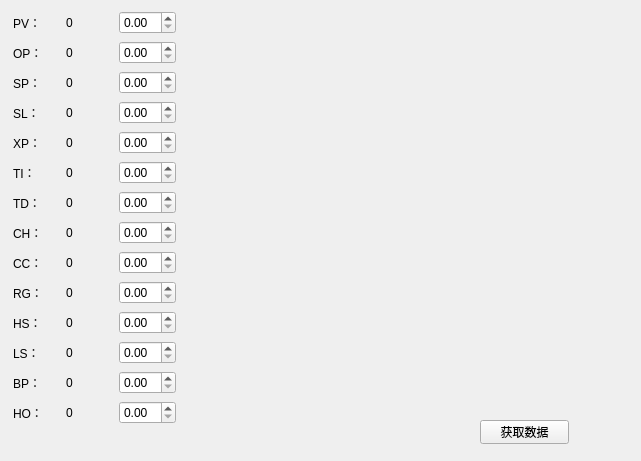
Aimiaomiao1314/temControl, file AL808_DRV/AL808/form.ui: the form before one commit.
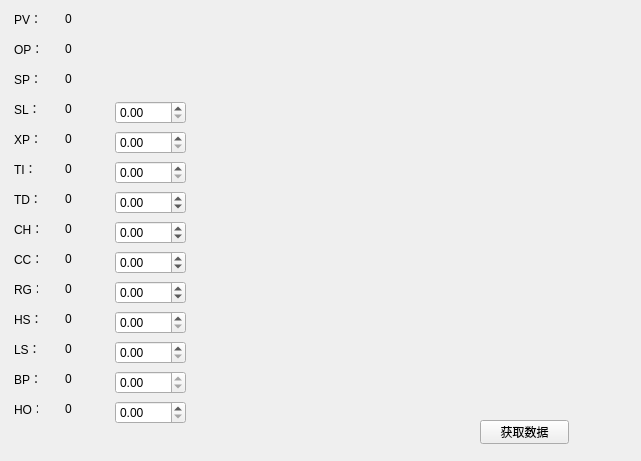
The form after the commit.

```diff
--- a/AL808_DRV/AL808/form.ui
+++ b/AL808_DRV/AL808/form.ui
@@ -26,25 +26,28 @@
     <string>获取数据</string>
    </property>
   </widget>
-  <widget class="QWidget" name="">
-   <property name="geometry">
-    <rect>
-     <x>13</x>
-     <y>10</y>
-     <width>163</width>
-     <height>429</height>
-    </rect>
-   </property>
-   <layout class="QGridLayout" name="gridLayout">
-    <item row="0" column="0">
      <widget class="QLabel" name="label_PV">
+   <property name="geometry">
+    <rect>
+     <x>14</x>
+     <y>11</y>
+     <width>24</width>
+     <height>16</height>
+    </rect>
+   </property>
       <property name="text">
        <string>PV：</string>
       </property>
      </widget>
-    </item>
-    <item row="0" column="1">
      <widget class="QLabel" name="label_PV_Value">
+   <property name="geometry">
+    <rect>
+     <x>65</x>
+     <y>11</y>
+     <width>40</width>
+     <height>16</height>
+    </rect>
+   </property>
       <property name="minimumSize">
        <size>
         <width>40</width>
@@ -55,19 +58,28 @@
        <string>0</string>
       </property>
      </widget>
-    </item>
-    <item row="0" column="2">
-     <widget class="QDoubleSpinBox" name="doubleSpinBox_PV"/>
-    </item>
-    <item row="1" column="0">
      <widget class="QLabel" name="label_OP">
+   <property name="geometry">
+    <rect>
+     <x>14</x>
+     <y>41</y>
+     <width>24</width>
+     <height>16</height>
+    </rect>
+   </property>
       <property name="text">
        <string>OP：</string>
       </property>
      </widget>
-    </item>
-    <item row="1" column="1">
      <widget class="QLabel" name="label_OP_Value">
+   <property name="geometry">
+    <rect>
+     <x>65</x>
+     <y>41</y>
+     <width>40</width>
+     <height>16</height>
+    </rect>
+   </property>
       <property name="minimumSize">
        <size>
         <width>40</width>
@@ -78,19 +90,28 @@
        <string>0</string>
       </property>
      </widget>
-    </item>
-    <item row="1" column="2">
-     <widget class="QDoubleSpinBox" name="doubleSpinBox_OP"/>
-    </item>
-    <item row="2" column="0">
      <widget class="QLabel" name="label_SP">
+   <property name="geometry">
+    <rect>
+     <x>14</x>
+     <y>71</y>
+     <width>24</width>
+     <height>16</height>
+    </rect>
+   </property>
       <property name="text">
        <string>SP：</string>
       </property>
      </widget>
-    </item>
-    <item row="2" column="1">
      <widget class="QLabel" name="label_SP_Value">
+   <property name="geometry">
+    <rect>
+     <x>65</x>
+     <y>71</y>
+     <width>40</width>
+     <height>16</height>
+    </rect>
+   </property>
       <property name="minimumSize">
        <size>
         <width>40</width>
@@ -101,19 +122,28 @@
        <string>0</string>
       </property>
      </widget>
-    </item>
-    <item row="2" column="2">
-     <widget class="QDoubleSpinBox" name="doubleSpinBox_SP"/>
-    </item>
-    <item row="3" column="0">
      <widget class="QLabel" name="label_SL">
+   <property name="geometry">
+    <rect>
+     <x>14</x>
+     <y>101</y>
+     <width>24</width>
+     <height>16</height>
+    </rect>
+   </property>
       <property name="text">
        <string>SL：</string>
       </property>
      </widget>
-    </item>
-    <item row="3" column="1">
      <widget class="QLabel" name="label_SL_Value">
+   <property name="geometry">
+    <rect>
+     <x>65</x>
+     <y>101</y>
+     <width>40</width>
+     <height>16</height>
+    </rect>
+   </property>
       <property name="minimumSize">
        <size>
         <width>40</width>
@@ -124,19 +154,60 @@
        <string>0</string>
       </property>
      </widget>
-    </item>
-    <item row="3" column="2">
-     <widget class="QDoubleSpinBox" name="doubleSpinBox_SL"/>
-    </item>
-    <item row="4" column="0">
      <widget class="QLabel" name="label_XP">
+   <property name="geometry">
+    <rect>
+     <x>14</x>
+     <y>131</y>
+     <width>24</width>
+     <height>16</height>
+    </rect>
+   </property>
       <property name="text">
        <string>XP：</string>
       </property>
      </widget>
-    </item>
-    <item row="4" column="1">
+  <widget class="QDoubleSpinBox" name="doubleSpinBox_SL">
+   <property name="geometry">
+    <rect>
+     <x>115</x>
+     <y>101</y>
+     <width>71</width>
+     <height>23</height>
+    </rect>
+   </property>
+   <property name="minimum">
+    <double>0.000000000000000</double>
+   </property>
+   <property name="maximum">
+    <double>999.000000000000000</double>
+   </property>
+  </widget>
+  <widget class="QDoubleSpinBox" name="doubleSpinBox_XP">
+   <property name="geometry">
+    <rect>
+     <x>115</x>
+     <y>131</y>
+     <width>71</width>
+     <height>23</height>
+    </rect>
+   </property>
+   <property name="minimum">
+    <double>0.000000000000000</double>
+   </property>
+   <property name="maximum">
+    <double>999.000000000000000</double>
+   </property>
+  </widget>
      <widget class="QLabel" name="label_XP_Value">
+   <property name="geometry">
+    <rect>
+     <x>65</x>
+     <y>131</y>
+     <width>40</width>
+     <height>16</height>
+    </rect>
+   </property>
       <property name="minimumSize">
        <size>
         <width>40</width>
@@ -147,42 +218,76 @@
        <string>0</string>
       </property>
      </widget>
-    </item>
-    <item row="4" column="2">
-     <widget class="QDoubleSpinBox" name="doubleSpinBox_XP"/>
-    </item>
-    <item row="5" column="0">
+  <widget class="QLabel" name="label_TI_Value">
+   <property name="geometry">
+    <rect>
+     <x>65</x>
+     <y>161</y>
+     <width>40</width>
+     <height>16</height>
+    </rect>
+   </property>
+   <property name="minimumSize">
+    <size>
+     <width>40</width>
+     <height>0</height>
+    </size>
+   </property>
+   <property name="text">
+    <string>0</string>
+   </property>
+  </widget>
+  <widget class="QDoubleSpinBox" name="doubleSpinBox_TI">
+   <property name="geometry">
+    <rect>
+     <x>115</x>
+     <y>161</y>
+     <width>71</width>
+     <height>23</height>
+    </rect>
+   </property>
+   <property name="minimum">
+    <double>0.000000000000000</double>
+   </property>
+   <property name="maximum">
+    <double>2000.000000000000000</double>
+   </property>
+  </widget>
      <widget class="QLabel" name="label_TI">
+   <property name="geometry">
+    <rect>
+     <x>14</x>
+     <y>161</y>
+     <width>24</width>
+     <height>16</height>
+    </rect>
+   </property>
       <property name="text">
        <string>TI：</string>
       </property>
      </widget>
-    </item>
-    <item row="5" column="1">
-     <widget class="QLabel" name="label_TI_Value">
-      <property name="minimumSize">
-       <size>
-        <width>40</width>
-        <height>0</height>
-       </size>
-      </property>
-      <property name="text">
-       <string>0</string>
-      </property>
-     </widget>
-    </item>
-    <item row="5" column="2">
-     <widget class="QDoubleSpinBox" name="doubleSpinBox_TI"/>
-    </item>
-    <item row="6" column="0">
      <widget class="QLabel" name="label_TD">
+   <property name="geometry">
+    <rect>
+     <x>14</x>
+     <y>191</y>
+     <width>24</width>
+     <height>16</height>
+    </rect>
+   </property>
       <property name="text">
        <string>TD：</string>
       </property>
      </widget>
-    </item>
-    <item row="6" column="1">
      <widget class="QLabel" name="label_TD_Value">
+   <property name="geometry">
+    <rect>
+     <x>65</x>
+     <y>191</y>
+     <width>40</width>
+     <height>16</height>
+    </rect>
+   </property>
       <property name="minimumSize">
        <size>
         <width>40</width>
@@ -193,42 +298,108 @@
        <string>0</string>
       </property>
      </widget>
-    </item>
-    <item row="6" column="2">
-     <widget class="QDoubleSpinBox" name="doubleSpinBox_TD"/>
-    </item>
-    <item row="7" column="0">
+  <widget class="QDoubleSpinBox" name="doubleSpinBox_TD">
+   <property name="geometry">
+    <rect>
+     <x>115</x>
+     <y>191</y>
+     <width>71</width>
+     <height>23</height>
+    </rect>
+   </property>
+   <property name="minimum">
+    <double>-999.000000000000000</double>
+   </property>
+   <property name="maximum">
+    <double>1000.000000000000000</double>
+   </property>
+  </widget>
+  <widget class="QLabel" name="label_CH_Value">
+   <property name="geometry">
+    <rect>
+     <x>65</x>
+     <y>221</y>
+     <width>40</width>
+     <height>16</height>
+    </rect>
+   </property>
+   <property name="minimumSize">
+    <size>
+     <width>40</width>
+     <height>0</height>
+    </size>
+   </property>
+   <property name="text">
+    <string>0</string>
+   </property>
+  </widget>
      <widget class="QLabel" name="label_CH">
+   <property name="geometry">
+    <rect>
+     <x>14</x>
+     <y>221</y>
+     <width>24</width>
+     <height>16</height>
+    </rect>
+   </property>
       <property name="text">
        <string>CH：</string>
       </property>
      </widget>
-    </item>
-    <item row="7" column="1">
-     <widget class="QLabel" name="label_CH_Value">
-      <property name="minimumSize">
-       <size>
-        <width>40</width>
-        <height>0</height>
-       </size>
-      </property>
-      <property name="text">
-       <string>0</string>
-      </property>
-     </widget>
-    </item>
-    <item row="7" column="2">
-     <widget class="QDoubleSpinBox" name="doubleSpinBox_CH"/>
-    </item>
-    <item row="8" column="0">
+  <widget class="QDoubleSpinBox" name="doubleSpinBox_CH">
+   <property name="geometry">
+    <rect>
+     <x>115</x>
+     <y>221</y>
+     <width>71</width>
+     <height>23</height>
+    </rect>
+   </property>
+   <property name="minimum">
+    <double>-999.000000000000000</double>
+   </property>
+   <property name="maximum">
+    <double>240.000000000000000</double>
+   </property>
+  </widget>
      <widget class="QLabel" name="label_CC">
+   <property name="geometry">
+    <rect>
+     <x>14</x>
+     <y>251</y>
+     <width>24</width>
+     <height>16</height>
+    </rect>
+   </property>
       <property name="text">
        <string>CC：</string>
       </property>
      </widget>
-    </item>
-    <item row="8" column="1">
+  <widget class="QDoubleSpinBox" name="doubleSpinBox_CC">
+   <property name="geometry">
+    <rect>
+     <x>115</x>
+     <y>251</y>
+     <width>71</width>
+     <height>23</height>
+    </rect>
+   </property>
+   <property name="minimum">
+    <double>-999.000000000000000</double>
+   </property>
+   <property name="maximum">
+    <double>1000.000000000000000</double>
+   </property>
+  </widget>
      <widget class="QLabel" name="label_CC_Value">
+   <property name="geometry">
+    <rect>
+     <x>65</x>
+     <y>251</y>
+     <width>40</width>
+     <height>16</height>
+    </rect>
+   </property>
       <property name="minimumSize">
        <size>
         <width>40</width>
@@ -239,42 +410,76 @@
        <string>0</string>
       </property>
      </widget>
-    </item>
-    <item row="8" column="2">
-     <widget class="QDoubleSpinBox" name="doubleSpinBox_CC"/>
-    </item>
-    <item row="9" column="0">
+  <widget class="QLabel" name="label_RG_Value">
+   <property name="geometry">
+    <rect>
+     <x>65</x>
+     <y>281</y>
+     <width>40</width>
+     <height>16</height>
+    </rect>
+   </property>
+   <property name="minimumSize">
+    <size>
+     <width>40</width>
+     <height>0</height>
+    </size>
+   </property>
+   <property name="text">
+    <string>0</string>
+   </property>
+  </widget>
      <widget class="QLabel" name="label_RG">
+   <property name="geometry">
+    <rect>
+     <x>14</x>
+     <y>281</y>
+     <width>24</width>
+     <height>16</height>
+    </rect>
+   </property>
       <property name="text">
        <string>RG：</string>
       </property>
      </widget>
-    </item>
-    <item row="9" column="1">
-     <widget class="QLabel" name="label_RG_Value">
-      <property name="minimumSize">
-       <size>
-        <width>40</width>
-        <height>0</height>
-       </size>
-      </property>
-      <property name="text">
-       <string>0</string>
-      </property>
-     </widget>
-    </item>
-    <item row="9" column="2">
-     <widget class="QDoubleSpinBox" name="doubleSpinBox_RG"/>
-    </item>
-    <item row="10" column="0">
      <widget class="QLabel" name="label_HS">
+   <property name="geometry">
+    <rect>
+     <x>14</x>
+     <y>311</y>
+     <width>24</width>
+     <height>16</height>
+    </rect>
+   </property>
       <property name="text">
        <string>HS：</string>
       </property>
      </widget>
-    </item>
-    <item row="10" column="1">
+  <widget class="QDoubleSpinBox" name="doubleSpinBox_RG">
+   <property name="geometry">
+    <rect>
+     <x>115</x>
+     <y>281</y>
+     <width>71</width>
+     <height>23</height>
+    </rect>
+   </property>
+   <property name="minimum">
+    <double>-999.000000000000000</double>
+   </property>
+   <property name="maximum">
+    <double>1000.000000000000000</double>
+   </property>
+  </widget>
      <widget class="QLabel" name="label_HS_Value">
+   <property name="geometry">
+    <rect>
+     <x>65</x>
+     <y>311</y>
+     <width>40</width>
+     <height>16</height>
+    </rect>
+   </property>
       <property name="minimumSize">
        <size>
         <width>40</width>
@@ -285,42 +490,108 @@
        <string>0</string>
       </property>
      </widget>
-    </item>
-    <item row="10" column="2">
-     <widget class="QDoubleSpinBox" name="doubleSpinBox_HS"/>
-    </item>
-    <item row="11" column="0">
+  <widget class="QDoubleSpinBox" name="doubleSpinBox_HS">
+   <property name="geometry">
+    <rect>
+     <x>115</x>
+     <y>311</y>
+     <width>71</width>
+     <height>23</height>
+    </rect>
+   </property>
+   <property name="minimum">
+    <double>0.000000000000000</double>
+   </property>
+   <property name="maximum">
+    <double>499.000000000000000</double>
+   </property>
+  </widget>
+  <widget class="QLabel" name="label_LS_Value">
+   <property name="geometry">
+    <rect>
+     <x>65</x>
+     <y>341</y>
+     <width>40</width>
+     <height>16</height>
+    </rect>
+   </property>
+   <property name="minimumSize">
+    <size>
+     <width>40</width>
+     <height>0</height>
+    </size>
+   </property>
+   <property name="text">
+    <string>0</string>
+   </property>
+  </widget>
      <widget class="QLabel" name="label_LS">
+   <property name="geometry">
+    <rect>
+     <x>14</x>
+     <y>341</y>
+     <width>24</width>
+     <height>16</height>
+    </rect>
+   </property>
       <property name="text">
        <string>LS：</string>
       </property>
      </widget>
-    </item>
-    <item row="11" column="1">
-     <widget class="QLabel" name="label_LS_Value">
-      <property name="minimumSize">
-       <size>
-        <width>40</width>
-        <height>0</height>
-       </size>
-      </property>
-      <property name="text">
-       <string>0</string>
-      </property>
-     </widget>
-    </item>
-    <item row="11" column="2">
-     <widget class="QDoubleSpinBox" name="doubleSpinBox_LS"/>
-    </item>
-    <item row="12" column="0">
+  <widget class="QDoubleSpinBox" name="doubleSpinBox_LS">
+   <property name="geometry">
+    <rect>
+     <x>115</x>
+     <y>341</y>
+     <width>71</width>
+     <height>23</height>
+    </rect>
+   </property>
+   <property name="minimum">
+    <double>0.000000000000000</double>
+   </property>
+   <property name="maximum">
+    <double>1000.000000000000000</double>
+   </property>
+  </widget>
      <widget class="QLabel" name="label_BP">
+   <property name="geometry">
+    <rect>
+     <x>14</x>
+     <y>371</y>
+     <width>24</width>
+     <height>16</height>
+    </rect>
+   </property>
       <property name="text">
        <string>BP：</string>
       </property>
      </widget>
-    </item>
-    <item row="12" column="1">
+  <widget class="QDoubleSpinBox" name="doubleSpinBox_BP">
+   <property name="geometry">
+    <rect>
+     <x>115</x>
+     <y>371</y>
+     <width>71</width>
+     <height>23</height>
+    </rect>
+   </property>
+   <property name="minimum">
+    <double>0.000000000000000</double>
+   </property>
+   <property name="maximum">
+    <double>0.000000000000000</double>
+   </property>
+  </widget>
      <widget class="QLabel" name="label_BP_Value">
+   <property name="geometry">
+    <rect>
+     <x>65</x>
+     <y>371</y>
+     <width>40</width>
+     <height>16</height>
+    </rect>
+   </property>
       <property name="minimumSize">
        <size>
         <width>40</width>
@@ -331,19 +602,28 @@
        <string>0</string>
       </property>
      </widget>
-    </item>
-    <item row="12" column="2">
-     <widget class="QDoubleSpinBox" name="doubleSpinBox_BP"/>
-    </item>
-    <item row="13" column="0">
      <widget class="QLabel" name="label_HO">
+   <property name="geometry">
+    <rect>
+     <x>14</x>
+     <y>401</y>
+     <width>24</width>
+     <height>16</height>
+    </rect>
+   </property>
       <property name="text">
        <string>HO：</string>
       </property>
      </widget>
-    </item>
-    <item row="13" column="1">
      <widget class="QLabel" name="label_HO_Value">
+   <property name="geometry">
+    <rect>
+     <x>65</x>
+     <y>401</y>
+     <width>40</width>
+     <height>16</height>
+    </rect>
+   </property>
       <property name="minimumSize">
        <size>
         <width>40</width>
@@ -354,11 +634,21 @@
        <string>0</string>
       </property>
      </widget>
-    </item>
-    <item row="13" column="2">
-     <widget class="QDoubleSpinBox" name="doubleSpinBox_HO"/>
-    </item>
-   </layout>
+  <widget class="QDoubleSpinBox" name="doubleSpinBox_HO">
+   <property name="geometry">
+    <rect>
+     <x>115</x>
+     <y>401</y>
+     <width>71</width>
+     <height>23</height>
+    </rect>
+   </property>
+   <property name="minimum">
+    <double>0.000000000000000</double>
+   </property>
+   <property name="maximum">
+    <double>100.000000000000000</double>
+   </property>
   </widget>
  </widget>
  <resources/>
```
Lines whose indentation alone changed are shown as unchanged.
